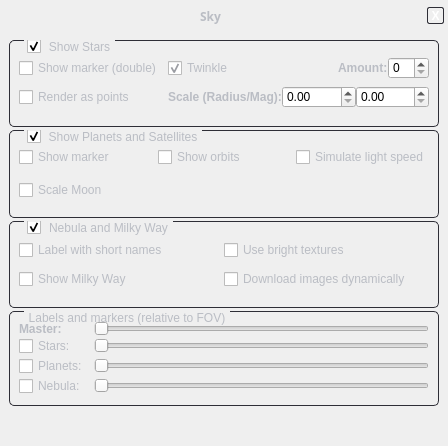
First picture: the form in src/gui/viewDialog.ui, repository 519984307/stellarium_src, before the edit.
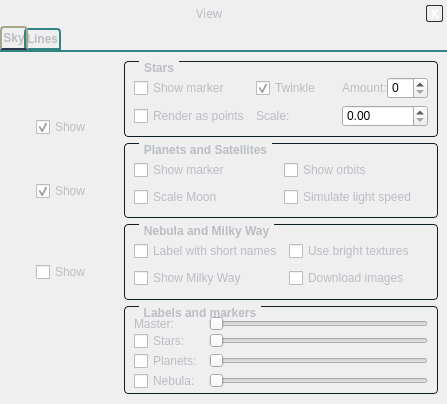
Second picture: the form after the edit. The open tabs and pages were chosen to show the change. Icons and pictures are not drawn. Custom widgets are drawn as their Qt base class.

Commit message: Improved style and View form.

```diff
--- a/src/gui/viewDialog.ui
+++ b/src/gui/viewDialog.ui
@@ -5,8 +5,8 @@
    <rect>
     <x>0</x>
     <y>0</y>
-    <width>448</width>
-    <height>446</height>
+    <width>447</width>
+    <height>404</height>
    </rect>
   </property>
   <property name="windowTitle" >
@@ -14,32 +14,24 @@
   </property>
   <property name="styleSheet" >
    <string>QFrame {
-	background: qlineargradient(x1: 0, y1: 0, x2: 0, y2: 1, stop: 0 	#4a4b50, stop: 1 #36373c);
-     background-repeat: repeat-x;
-     background-position: up;
+	background: qlineargradient(x1: 0, y1: 0, x2: 0, y2: 1, stop: 0 	#2a3b50, stop: 1 #19233c);
 	border: 0px;
 	color : #babdc4;
    font-family: "DejaVu";
 }
 
 DialogFrame {
-	border: 0px;
   border-width: 1px;
   border-style: solid;
-  border-color: #2e2e36;
+  border-color: #081f25;
 }
 
-
 ResizeFrame {
-/* background: qlineargradient(x1: 0.5, y1: 0.5, x2: 0.6, y2: 0.6,
-			stop: 0  rgba(0,0,0,0%), stop: 1   rgba(0,0,0,50%));
-*/
-   background-image: url(data/gui/resize.png);
+ background-image: url(data/gui/resize.png);
 }
 
 QLabel {
 	background: None;
-   font-weight: bold;
 }
 
 QLineEdit {
@@ -69,59 +61,110 @@
          margin: 22px 0px 22px 0px;
      }
 
-     QScrollBar::handle:vertical {
-border: 2px solid #4a4b50;
-         background: qlineargradient(x1: 0, y1: 0, x2: 1, y2: 0,
+QScrollBar::handle:vertical {
+    border: 2px solid #4a4b50;
+    background: qlineargradient(x1: 0, y1: 0, x2: 1, y2: 0,
    stop: 0 #c6c7ca, stop: 1 #aaabae);
-		border-radius: 4px;
-         min-height: 20px;
-     }
-     QScrollBar::add-line:vertical {
+	border-radius: 4px;
+	min-height: 20px;
+}
+
+QScrollBar::add-line:vertical {
          border: 3px solid #2e2e36;
          background: #36375c;
          height: 20px;
          border-radius: 5px;
          subcontrol-position: bottom;
          subcontrol-origin: margin;
-     }
+ }
 
-     QScrollBar::sub-line:vertical {
+QScrollBar::sub-line:vertical {
          border: 3px solid #2e2e36;
          background: #36375c;
          height: 20px;
          border-radius: 5px;
          subcontrol-position: top;
          subcontrol-origin: margin;
-     }
+ }
+
 QScrollBar:left-arrow:vertical, QScrollBar::right-arrow:vertical {
          border: 2px solid grey;
          width: 3px;
          height: 3px;
          background: white;
-     }
+ }
 
-     QScrollBar::add-page:vertical, QScrollBar::sub-page:vertical {
+QScrollBar::add-page:vertical, QScrollBar::sub-page:vertical {
          background: none;
-     }
+ }
 
 QGroupBox {
-     border: 1px solid #2e2e36;
-     border-radius: 5px;
+     border: 1px solid #0f1f25;
+     border-radius: 4px;
      margin-top: 1ex;
+     font-weight: bold;
  }
 
 QGroupBox::title {
      subcontrol-origin: margin;
-
      padding: 0px 3px;
      color : #babdc4;
-left: 15px
+	 left: 15px
  }
 
 QCheckBox {
 color : #babdc4;
  }
-</string>
+
+QTabWidget::pane {
+   border-top: 2px solid #348483;
+}
+
+     /* Style the tab using the tab sub-control. Note that
+         it reads QTabBar _not_ QTabWidget */
+     QTabBar::tab {
+         background: qlineargradient(x1: 0, y1: 0, x2: 0, y2: 1, stop: 0 	#2a3b50, stop: 1 #19233c);
+         border: 2px solid #348483;
+         border-bottom-color: #348483; /* same as the pane color */
+         border-top-left-radius: 4px;
+         border-top-right-radius: 4px;
+         min-width: 8ex;
+         padding: 2px;
+         color: #babdc4;
+         font-weight : bold;
+     }
+
+     QTabBar::tab:selected, QTabBar::tab:hover {
+         background: qlineargradient(x1: 0, y1: 0, x2: 0, y2: 1, stop: 0 	#19233c, stop: 1 #2a3b50);
+     }
+
+     QTabBar::tab:selected {
+         border-color: #A2A78B;
+         border-bottom-color: #2a3b50; /* same as pane color */
+     }
+
+     QTabBar::tab:!selected {
+         margin-top: 2px; /* make non-selected tabs look smaller */
+     }
+
+     /* make use of negative margins for overlapping tabs */
+     QTabBar::tab:selected {
+         /* expand/overlap to the left and right by 4px */
+         margin-left: -4px;
+         margin-right: -4px;
+     }
+
+     QTabBar::tab:first:selected {
+         margin-left: 0; /* the first selected tab has nothing to overlap with on the left */
+     }
+
+     QTabBar::tab:last:selected {
+         margin-right: 0; /* the last selected tab has nothing to overlap with on the right */
+     }
+
+     QTabBar::tab:only-one {
+         margin: 0; /* if there is only one tab, we don't want overlapping margins */
+     }</string>
   </property>
   <layout class="QVBoxLayout" >
    <property name="spacing" >
@@ -150,7 +193,7 @@
      <property name="maximumSize" >
       <size>
        <width>16777215</width>
-       <height>30</height>
+       <height>25</height>
       </size>
      </property>
      <property name="frameShape" >
@@ -251,12 +294,10 @@
         <property name="font" >
          <font>
           <family>DejaVu</family>
-          <weight>75</weight>
-          <bold>true</bold>
          </font>
         </property>
         <property name="text" >
-         <string>Sky</string>
+         <string>View</string>
         </property>
        </widget>
       </item>
@@ -307,14 +348,102 @@
      <property name="frameShape" >
       <enum>QFrame::StyledPanel</enum>
      </property>
-     <layout class="QVBoxLayout" >
-      <property name="spacing" >
-       <number>3</number>
+     <layout class="QGridLayout" >
+      <property name="leftMargin" >
+       <number>0</number>
       </property>
+      <property name="topMargin" >
+       <number>0</number>
+      </property>
+      <property name="rightMargin" >
+       <number>0</number>
+      </property>
+      <property name="bottomMargin" >
+       <number>0</number>
+      </property>
+      <property name="horizontalSpacing" >
+       <number>0</number>
+      </property>
+      <property name="verticalSpacing" >
+       <number>0</number>
+      </property>
+      <item row="0" column="0" >
+       <widget class="QTabWidget" name="tabWidget" >
+        <property name="tabPosition" >
+         <enum>QTabWidget::North</enum>
+        </property>
+        <property name="tabShape" >
+         <enum>QTabWidget::Rounded</enum>
+        </property>
+        <property name="currentIndex" >
+         <number>1</number>
+        </property>
+        <widget class="QWidget" name="tabSky" >
+         <attribute name="title" >
+          <string>Sky</string>
+         </attribute>
+         <layout class="QGridLayout" >
+          <item row="0" column="0" >
+           <layout class="QGridLayout" >
+            <item row="0" column="0" >
+             <spacer>
+              <property name="orientation" >
+               <enum>Qt::Vertical</enum>
+              </property>
+              <property name="sizeHint" >
+               <size>
+                <width>20</width>
+                <height>21</height>
+               </size>
+              </property>
+             </spacer>
+            </item>
+            <item row="1" column="0" >
+             <layout class="QHBoxLayout" >
       <item>
-       <widget class="QGroupBox" name="groupBox" >
+               <spacer>
+                <property name="orientation" >
+                 <enum>Qt::Horizontal</enum>
+                </property>
+                <property name="sizeHint" >
+                 <size>
+                  <width>16</width>
+                  <height>20</height>
+                 </size>
+                </property>
+               </spacer>
+              </item>
+              <item>
+               <widget class="QCheckBox" name="showStarsCheckBox" >
+                <property name="text" >
+                 <string>Show</string>
+                </property>
+                <property name="checked" >
+                 <bool>true</bool>
+                </property>
+               </widget>
+              </item>
+              <item>
+               <spacer>
+                <property name="orientation" >
+                 <enum>Qt::Horizontal</enum>
+                </property>
+                <property name="sizeHint" >
+                 <size>
+                  <width>16</width>
+                  <height>20</height>
+                 </size>
+                </property>
+               </spacer>
+              </item>
+             </layout>
+            </item>
+           </layout>
+          </item>
+          <item row="0" column="1" >
+           <widget class="QGroupBox" name="starGroupBox" >
         <property name="title" >
-         <string>Show Stars</string>
+             <string>Stars</string>
         </property>
         <property name="alignment" >
          <set>Qt::AlignLeading</set>
@@ -323,12 +452,18 @@
          <bool>false</bool>
         </property>
         <property name="checkable" >
-         <bool>true</bool>
+             <bool>false</bool>
         </property>
         <property name="checked" >
-         <bool>true</bool>
+             <bool>false</bool>
         </property>
         <layout class="QGridLayout" >
+             <property name="topMargin" >
+              <number>9</number>
+             </property>
+             <property name="bottomMargin" >
+              <number>2</number>
+             </property>
          <property name="horizontalSpacing" >
           <number>6</number>
          </property>
@@ -336,16 +471,19 @@
           <number>0</number>
          </property>
          <item row="0" column="0" >
-          <widget class="QCheckBox" name="checkBox_13" >
+              <widget class="QCheckBox" name="starMarkersCheckBox" >
            <property name="text" >
-            <string>Show marker (double)</string>
+                <string>Show marker</string>
            </property>
           </widget>
          </item>
          <item row="0" column="1" >
           <layout class="QHBoxLayout" >
+               <property name="spacing" >
+                <number>0</number>
+               </property>
            <item>
-            <widget class="QCheckBox" name="checkBox_2" >
+                <widget class="QCheckBox" name="starTwinkleCheckBox" >
              <property name="text" >
               <string>Twinkle</string>
              </property>
@@ -375,12 +513,12 @@
             </widget>
            </item>
            <item>
-            <widget class="QSpinBox" name="spinBox_2" />
+                <widget class="QSpinBox" name="twinkleAmountSpinBox" />
            </item>
           </layout>
          </item>
          <item row="1" column="0" >
-          <widget class="QCheckBox" name="checkBox_3" >
+              <widget class="QCheckBox" name="starPointCheckBox" >
            <property name="text" >
             <string>Render as points</string>
            </property>
@@ -388,116 +526,394 @@
          </item>
          <item row="1" column="1" >
           <layout class="QHBoxLayout" >
+               <property name="spacing" >
+                <number>0</number>
+               </property>
            <item>
             <widget class="QLabel" name="label_5" >
              <property name="text" >
-              <string>Scale (Radius/Mag):</string>
+                  <string>Scale:</string>
              </property>
             </widget>
            </item>
            <item>
-            <widget class="QDoubleSpinBox" name="doubleSpinBox" />
-           </item>
-           <item>
-            <widget class="QDoubleSpinBox" name="doubleSpinBox_2" />
-           </item>
-          </layout>
-         </item>
-        </layout>
+                <widget class="QDoubleSpinBox" name="starScaleRadiusDoubleSpinBox" />
+               </item>
+              </layout>
+             </item>
+            </layout>
+           </widget>
+          </item>
+          <item row="1" column="0" >
+           <layout class="QVBoxLayout" >
+            <property name="spacing" >
+             <number>0</number>
+            </property>
+            <item>
+             <spacer>
+              <property name="orientation" >
+               <enum>Qt::Vertical</enum>
+              </property>
+              <property name="sizeHint" >
+               <size>
+                <width>20</width>
+                <height>16</height>
+               </size>
+              </property>
+             </spacer>
+            </item>
+            <item>
+             <layout class="QHBoxLayout" >
+              <item>
+               <spacer>
+                <property name="orientation" >
+                 <enum>Qt::Horizontal</enum>
+                </property>
+                <property name="sizeHint" >
+                 <size>
+                  <width>16</width>
+                  <height>20</height>
+                 </size>
+                </property>
+               </spacer>
+              </item>
+              <item>
+               <widget class="QLabel" name="label_10" >
+                <property name="text" >
+                 <string/>
+                </property>
+                <property name="pixmap" >
+                 <pixmap resource="../../data/mainRes.qrc" >:/graphicGui/gui/bt_planet.png</pixmap>
+                </property>
+               </widget>
+              </item>
+              <item>
+               <spacer>
+                <property name="orientation" >
+                 <enum>Qt::Horizontal</enum>
+                </property>
+                <property name="sizeHint" >
+                 <size>
+                  <width>16</width>
+                  <height>20</height>
+                 </size>
+                </property>
+               </spacer>
+              </item>
+             </layout>
+            </item>
+            <item>
+             <layout class="QHBoxLayout" >
+              <item>
+               <spacer>
+                <property name="orientation" >
+                 <enum>Qt::Horizontal</enum>
+                </property>
+                <property name="sizeHint" >
+                 <size>
+                  <width>16</width>
+                  <height>20</height>
+                 </size>
+                </property>
+               </spacer>
+              </item>
+              <item>
+               <widget class="QCheckBox" name="showPlanetCheckBox" >
+                <property name="text" >
+                 <string>Show</string>
+                </property>
+                <property name="checked" >
+                 <bool>true</bool>
+                </property>
        </widget>
       </item>
       <item>
-       <widget class="QGroupBox" name="groupBox_2" >
+               <spacer>
+                <property name="orientation" >
+                 <enum>Qt::Horizontal</enum>
+                </property>
+                <property name="sizeHint" >
+                 <size>
+                  <width>16</width>
+                  <height>20</height>
+                 </size>
+                </property>
+               </spacer>
+              </item>
+             </layout>
+            </item>
+            <item>
+             <spacer>
+              <property name="orientation" >
+               <enum>Qt::Vertical</enum>
+              </property>
+              <property name="sizeHint" >
+               <size>
+                <width>20</width>
+                <height>16</height>
+               </size>
+              </property>
+             </spacer>
+            </item>
+           </layout>
+          </item>
+          <item row="1" column="1" >
+           <widget class="QGroupBox" name="planetsGroupBox" >
         <property name="title" >
-         <string>Show Planets and Satellites</string>
+             <string>Planets and Satellites</string>
         </property>
         <property name="checkable" >
-         <bool>true</bool>
+             <bool>false</bool>
         </property>
         <layout class="QGridLayout" >
+             <property name="topMargin" >
+              <number>9</number>
+             </property>
+             <property name="bottomMargin" >
+              <number>2</number>
+             </property>
+             <property name="verticalSpacing" >
+              <number>0</number>
+             </property>
          <item row="0" column="0" >
-          <widget class="QCheckBox" name="checkBox_5" >
+              <widget class="QCheckBox" name="planetMarkerCheckBox" >
            <property name="text" >
             <string>Show marker</string>
            </property>
           </widget>
          </item>
          <item row="0" column="1" >
-          <widget class="QCheckBox" name="checkBox_6" >
+              <widget class="QCheckBox" name="planetOrbitCheckBox" >
            <property name="text" >
             <string>Show orbits</string>
            </property>
           </widget>
          </item>
-         <item row="0" column="2" >
-          <widget class="QCheckBox" name="checkBox_8" >
-           <property name="text" >
-            <string>Simulate light speed</string>
-           </property>
-          </widget>
-         </item>
          <item row="1" column="0" >
-          <widget class="QCheckBox" name="checkBox_7" >
+              <widget class="QCheckBox" name="planetScaleMoonCheckBox" >
            <property name="text" >
             <string>Scale Moon</string>
            </property>
           </widget>
          </item>
+             <item row="1" column="1" >
+              <widget class="QCheckBox" name="planetLightSpeedCheckBox" >
+               <property name="text" >
+                <string>Simulate light speed</string>
+               </property>
+              </widget>
+             </item>
         </layout>
        </widget>
       </item>
+          <item row="2" column="0" >
+           <layout class="QVBoxLayout" >
+            <property name="spacing" >
+             <number>0</number>
+            </property>
       <item>
-       <widget class="QGroupBox" name="groupBox_4" >
+             <spacer>
+              <property name="orientation" >
+               <enum>Qt::Vertical</enum>
+              </property>
+              <property name="sizeHint" >
+               <size>
+                <width>20</width>
+                <height>16</height>
+               </size>
+              </property>
+             </spacer>
+            </item>
+            <item>
+             <layout class="QHBoxLayout" >
+              <item>
+               <spacer>
+                <property name="orientation" >
+                 <enum>Qt::Horizontal</enum>
+                </property>
+                <property name="sizeHint" >
+                 <size>
+                  <width>16</width>
+                  <height>20</height>
+                 </size>
+                </property>
+               </spacer>
+              </item>
+              <item>
+               <widget class="QLabel" name="label_3" >
+                <property name="text" >
+                 <string/>
+                </property>
+                <property name="pixmap" >
+                 <pixmap resource="../../data/mainRes.qrc" >:/graphicGui/gui/btNebula-on.png</pixmap>
+                </property>
+               </widget>
+              </item>
+              <item>
+               <spacer>
+                <property name="orientation" >
+                 <enum>Qt::Horizontal</enum>
+                </property>
+                <property name="sizeHint" >
+                 <size>
+                  <width>16</width>
+                  <height>20</height>
+                 </size>
+                </property>
+               </spacer>
+              </item>
+             </layout>
+            </item>
+            <item>
+             <layout class="QHBoxLayout" >
+              <item>
+               <spacer>
+                <property name="orientation" >
+                 <enum>Qt::Horizontal</enum>
+                </property>
+                <property name="sizeHint" >
+                 <size>
+                  <width>16</width>
+                  <height>20</height>
+                 </size>
+                </property>
+               </spacer>
+              </item>
+              <item>
+               <widget class="QCheckBox" name="showNebulaCheckBox" >
+                <property name="text" >
+                 <string>Show</string>
+                </property>
+               </widget>
+              </item>
+              <item>
+               <spacer>
+                <property name="orientation" >
+                 <enum>Qt::Horizontal</enum>
+                </property>
+                <property name="sizeHint" >
+                 <size>
+                  <width>16</width>
+                  <height>20</height>
+                 </size>
+                </property>
+               </spacer>
+              </item>
+             </layout>
+            </item>
+            <item>
+             <spacer>
+              <property name="orientation" >
+               <enum>Qt::Vertical</enum>
+              </property>
+              <property name="sizeHint" >
+               <size>
+                <width>20</width>
+                <height>16</height>
+               </size>
+              </property>
+             </spacer>
+            </item>
+           </layout>
+          </item>
+          <item row="2" column="1" >
+           <widget class="QGroupBox" name="nebulaGroupBox" >
         <property name="title" >
          <string>Nebula and Milky Way</string>
         </property>
         <property name="checkable" >
-         <bool>true</bool>
+             <bool>false</bool>
         </property>
         <layout class="QGridLayout" >
-         <property name="horizontalSpacing" >
-          <number>0</number>
+             <property name="topMargin" >
+              <number>9</number>
+             </property>
+             <property name="bottomMargin" >
+              <number>2</number>
          </property>
          <property name="verticalSpacing" >
           <number>0</number>
          </property>
          <item row="0" column="0" >
-          <widget class="QCheckBox" name="checkBox" >
+              <widget class="QCheckBox" name="nebulaShortLabelCheckBox" >
            <property name="text" >
             <string>Label with short names</string>
            </property>
           </widget>
          </item>
          <item row="0" column="1" >
-          <widget class="QCheckBox" name="checkBox_11" >
+              <widget class="QCheckBox" name="nebulaBrightCheckBox" >
            <property name="text" >
             <string>Use bright textures</string>
            </property>
           </widget>
          </item>
          <item row="1" column="0" >
-          <widget class="QCheckBox" name="checkBox_14" >
+              <widget class="QCheckBox" name="nebulaMilkyWayCheckBox" >
            <property name="text" >
             <string>Show Milky Way</string>
            </property>
           </widget>
          </item>
          <item row="1" column="1" >
-          <widget class="QCheckBox" name="checkBox_12" >
+              <widget class="QCheckBox" name="nebulaDownloadCheckBox" >
            <property name="text" >
-            <string>Download images dynamically</string>
+                <string>Download images</string>
            </property>
           </widget>
          </item>
         </layout>
        </widget>
       </item>
+          <item row="3" column="0" >
+           <layout class="QHBoxLayout" >
       <item>
+             <spacer>
+              <property name="orientation" >
+               <enum>Qt::Horizontal</enum>
+              </property>
+              <property name="sizeHint" >
+               <size>
+                <width>16</width>
+                <height>20</height>
+               </size>
+              </property>
+             </spacer>
+            </item>
+            <item>
+             <widget class="QLabel" name="label_9" >
+              <property name="text" >
+               <string/>
+              </property>
+              <property name="pixmap" >
+               <pixmap resource="../../data/mainRes.qrc" >:/graphicGui/gui/5-on-labels.png</pixmap>
+              </property>
+             </widget>
+            </item>
+            <item>
+             <spacer>
+              <property name="orientation" >
+               <enum>Qt::Horizontal</enum>
+              </property>
+              <property name="sizeHint" >
+               <size>
+                <width>16</width>
+                <height>20</height>
+               </size>
+              </property>
+             </spacer>
+            </item>
+           </layout>
+          </item>
+          <item row="3" column="1" >
        <widget class="QGroupBox" name="groupBox_5" >
         <property name="title" >
-         <string>Labels and markers (relative to FOV)</string>
+             <string>Labels and markers</string>
         </property>
         <layout class="QGridLayout" >
+             <property name="bottomMargin" >
+              <number>2</number>
+             </property>
          <property name="verticalSpacing" >
           <number>0</number>
          </property>
@@ -509,49 +925,49 @@
           </widget>
          </item>
          <item row="0" column="1" >
-          <widget class="QSlider" name="horizontalSlider_2" >
+              <widget class="QSlider" name="masterLabelsHorizontalSlider" >
            <property name="orientation" >
             <enum>Qt::Horizontal</enum>
            </property>
           </widget>
          </item>
          <item row="1" column="0" >
-          <widget class="QCheckBox" name="checkBox_9" >
+              <widget class="QCheckBox" name="starLabelCheckBox" >
            <property name="text" >
             <string>Stars:</string>
            </property>
           </widget>
          </item>
          <item row="1" column="1" >
-          <widget class="QSlider" name="horizontalSlider_4" >
+              <widget class="QSlider" name="starLabelsHorizontalSlider" >
            <property name="orientation" >
             <enum>Qt::Horizontal</enum>
            </property>
           </widget>
          </item>
          <item row="2" column="0" >
-          <widget class="QCheckBox" name="checkBox_4" >
+              <widget class="QCheckBox" name="planetLabelCheckBox" >
            <property name="text" >
             <string>Planets:</string>
            </property>
           </widget>
          </item>
          <item row="2" column="1" >
-          <widget class="QSlider" name="horizontalSlider_3" >
+              <widget class="QSlider" name="planetLabelsHorizontalSlider" >
            <property name="orientation" >
             <enum>Qt::Horizontal</enum>
            </property>
           </widget>
          </item>
          <item row="3" column="0" >
-          <widget class="QCheckBox" name="checkBox_10" >
+              <widget class="QCheckBox" name="nebulaLabelCheckBox" >
            <property name="text" >
             <string>Nebula:</string>
            </property>
           </widget>
          </item>
          <item row="3" column="1" >
-          <widget class="QSlider" name="horizontalSlider_5" >
+              <widget class="QSlider" name="nebulaLabelsHorizontalSlider" >
            <property name="orientation" >
             <enum>Qt::Horizontal</enum>
            </property>
@@ -562,82 +978,11 @@
       </item>
      </layout>
     </widget>
-   </item>
-   <item>
-    <widget class="QFrame" name="viewDownBar" >
-     <property name="minimumSize" >
-      <size>
-       <width>16</width>
-       <height>20</height>
-      </size>
-     </property>
-     <property name="maximumSize" >
-      <size>
-       <width>16777215</width>
-       <height>30</height>
-      </size>
-     </property>
-     <property name="frameShape" >
-      <enum>QFrame::StyledPanel</enum>
-     </property>
-     <layout class="QHBoxLayout" >
-      <property name="spacing" >
-       <number>0</number>
-      </property>
-      <property name="leftMargin" >
-       <number>0</number>
-      </property>
-      <property name="topMargin" >
-       <number>0</number>
-      </property>
-      <property name="rightMargin" >
-       <number>0</number>
-      </property>
-      <property name="bottomMargin" >
-       <number>0</number>
-      </property>
-      <item>
-       <spacer>
-        <property name="orientation" >
-         <enum>Qt::Horizontal</enum>
-        </property>
-        <property name="sizeHint" >
-         <size>
-          <width>271</width>
-          <height>20</height>
-         </size>
-        </property>
-       </spacer>
-      </item>
-      <item>
-       <widget class="ResizeFrame" name="viewDownBarResizeFrame" >
-        <property name="sizePolicy" >
-         <sizepolicy vsizetype="Fixed" hsizetype="Fixed" >
-          <horstretch>0</horstretch>
-          <verstretch>0</verstretch>
-         </sizepolicy>
-        </property>
-        <property name="minimumSize" >
-         <size>
-          <width>20</width>
-          <height>20</height>
-         </size>
-        </property>
-        <property name="maximumSize" >
-         <size>
-          <width>20</width>
-          <height>20</height>
-         </size>
-        </property>
-        <property name="cursor" >
-         <cursorShape>SizeFDiagCursor</cursorShape>
-        </property>
-        <property name="autoFillBackground" >
-         <bool>false</bool>
-        </property>
-        <property name="frameShape" >
-         <enum>QFrame::StyledPanel</enum>
-        </property>
+        <widget class="QWidget" name="tab_2" >
+         <attribute name="title" >
+          <string>Lines</string>
+         </attribute>
+        </widget>
        </widget>
       </item>
      </layout>
@@ -652,12 +997,6 @@
    <header>Dialog.hpp</header>
    <container>1</container>
   </customwidget>
-  <customwidget>
-   <class>ResizeFrame</class>
-   <extends>QFrame</extends>
-   <header>Dialog.hpp</header>
-   <container>1</container>
-  </customwidget>
  </customwidgets>
  <resources/>
  <connections/>
```
Left out of the diff: 6 changed lines with no effect on the pictures. Lines whose indentation alone changed are shown as unchanged. The commit also changes 2 other files.
